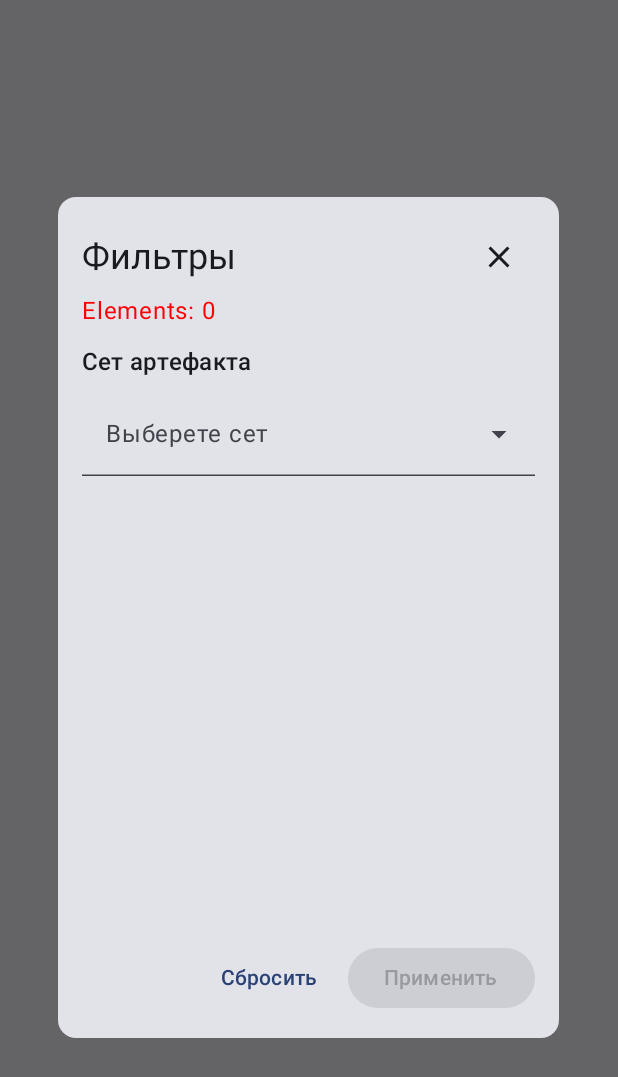
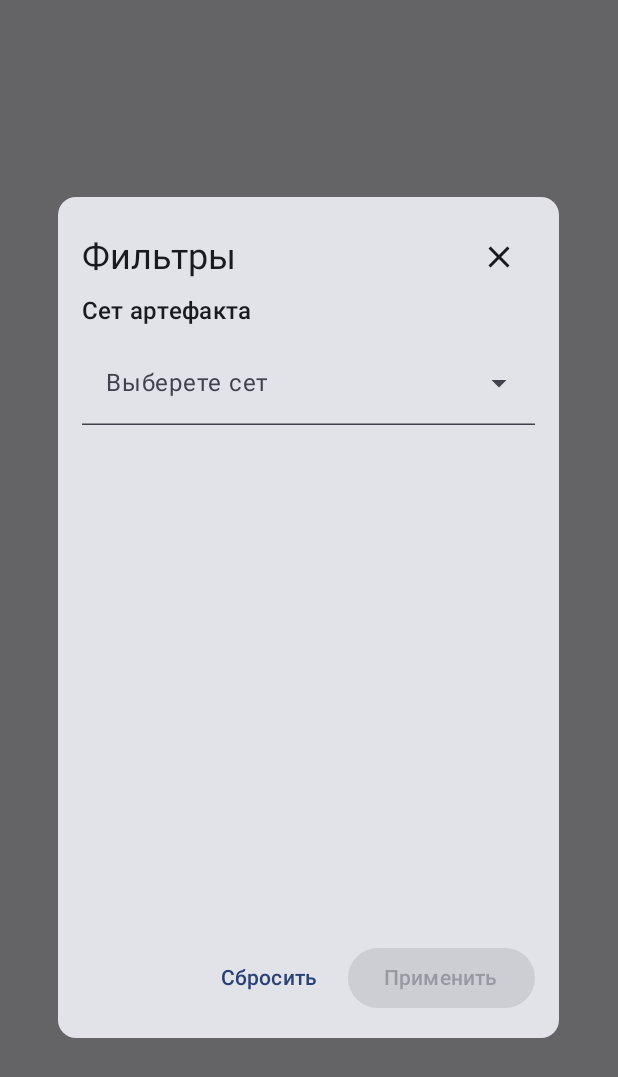
Before and after one commit to ledetav/artifacts_calculator_project, an Android app built with Jetpack Compose: the composable FilterDialog called with empty values, on a phone screen of 412 x 824 dp. Shown: the top 1077 px of the screen. Run offline under Robolectric (Android 15) with nearby library versions, the phone set to English and light mode, and no system bars.

Commit message:
chore: remoxe test text for filtered artifact sets

```diff
--- a/app/src/main/java/com/nokaori/genshinaibuilder/ui/ArtifactScreen.kt
+++ b/app/src/main/java/com/nokaori/genshinaibuilder/ui/ArtifactScreen.kt
@@ -200,11 +200,6 @@ fun FilterDialog(
                         .weight(1f)
                         .verticalScroll(rememberScrollState()),
                 ) {
-                    Text(
-                        text = "Elements: ${filteredArtifactSets.size}",
-                        color = Color.Red,
-                        modifier = Modifier.padding(bottom = 10.dp)
-                    )
                     ArtifactSetFilterView(
                         selectedArtifactSet = selectedArtifactSet,
                         artifactSetSearchQuery = artifactSetSearchQuery,
```
